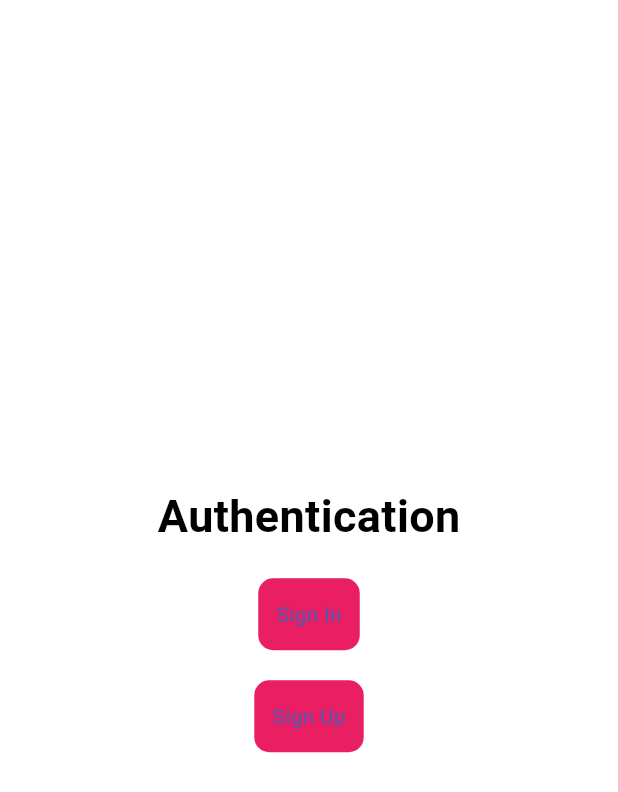
After one commit to ayushojha20/Authentication_Page, a Flutter app: the HomePage screen opened directly, on a phone screen of 412 x 824 dp. The commit adds this screen. Shown: the top 792 px of the screen. Run offline on Flutter 3.47's test engine with Material 3 defaults, Android fonts, the phone set to English and light mode, and no system bars; our stand-ins replace firebase_auth; accounts and stored records are empty; statements that could not run were skipped.

Commit message:
Added UI

```diff
--- /dev/null
+++ b/lib/home_page.dart
@@ -0,0 +1,55 @@
+import 'package:flutter/material.dart';
+import 'package:login_page/sign_up_page.dart';
+import 'package:login_page/signin.dart';
+
+class HomePage extends StatelessWidget {
+  const HomePage({super.key});
+
+  @override
+  Widget build(BuildContext context) {
+      double w = MediaQuery.of(context).size.width;
+      double h = MediaQuery.of(context).size.height;
+    return Scaffold(
+      body: Container(
+        height: h,
+        width: w,
+        color: Colors.white,
+        child: Column(
+            mainAxisAlignment: MainAxisAlignment.center,
+            children: [
+
+              Text('Authentication',style: TextStyle(fontSize: 30,fontWeight: FontWeight.bold,color: Colors.black),),
+
+              SizedBox(height: 20,),
+
+              Container(
+
+                decoration: BoxDecoration(borderRadius: BorderRadius.circular(10),color: Colors.pink,),
+                child: TextButton(onPressed: () {
+
+                            Navigator.push(
+                context,
+                MaterialPageRoute(builder: (context) => LoginPage()),            );
+                          }, child: Text('Sign In',)),
+              ),
+
+           SizedBox(height: 20,),
+
+           Container(
+              decoration: BoxDecoration(borderRadius: BorderRadius.circular(10),color: Colors.pink),
+             child: TextButton(onPressed: () {
+              Navigator.push(
+                context,
+                MaterialPageRoute(builder: (context) => SignUpPage()),
+              );
+                       }, child: Text('Sign Up')),
+           ),
+
+          ]),
+
+      ),
+
+
+    );
+  }
+}
--- a/lib/main.dart
+++ b/lib/main.dart
@@ -1,5 +1,6 @@
 import 'package:flutter/material.dart';
-import 'package:login_page/login_page.dart';
+import 'package:login_page/home_page.dart';
+import 'package:login_page/signin.dart';
 import 'package:login_page/sign_up_page.dart';
 import 'package:login_page/welcomepage.dart';
 void main() {
@@ -32,6 +33,6 @@ class MyHomePage extends StatefulWidget {
 class _MyHomePageState extends State<MyHomePage> {
 
   Widget build(BuildContext context) {
-    return LoginPage();
+    return SignUpPage();
   }
 }
--- a/pubspec.yaml
+++ b/pubspec.yaml
@@ -35,6 +35,7 @@ dependencies:
   # The following adds the Cupertino Icons font to your application.
   # Use with the CupertinoIcons class for iOS style icons.
   cupertino_icons: ^1.0.2
+  firebase_auth: ^4.17.6
   get: ^4.6.6
 
 dev_dependencies:
```
Also changed, not shown: lib/sign_up_page.dart (+25 -16 lines), lib/signin.dart (+8 -5 lines), pubspec.lock, 1 other file.
